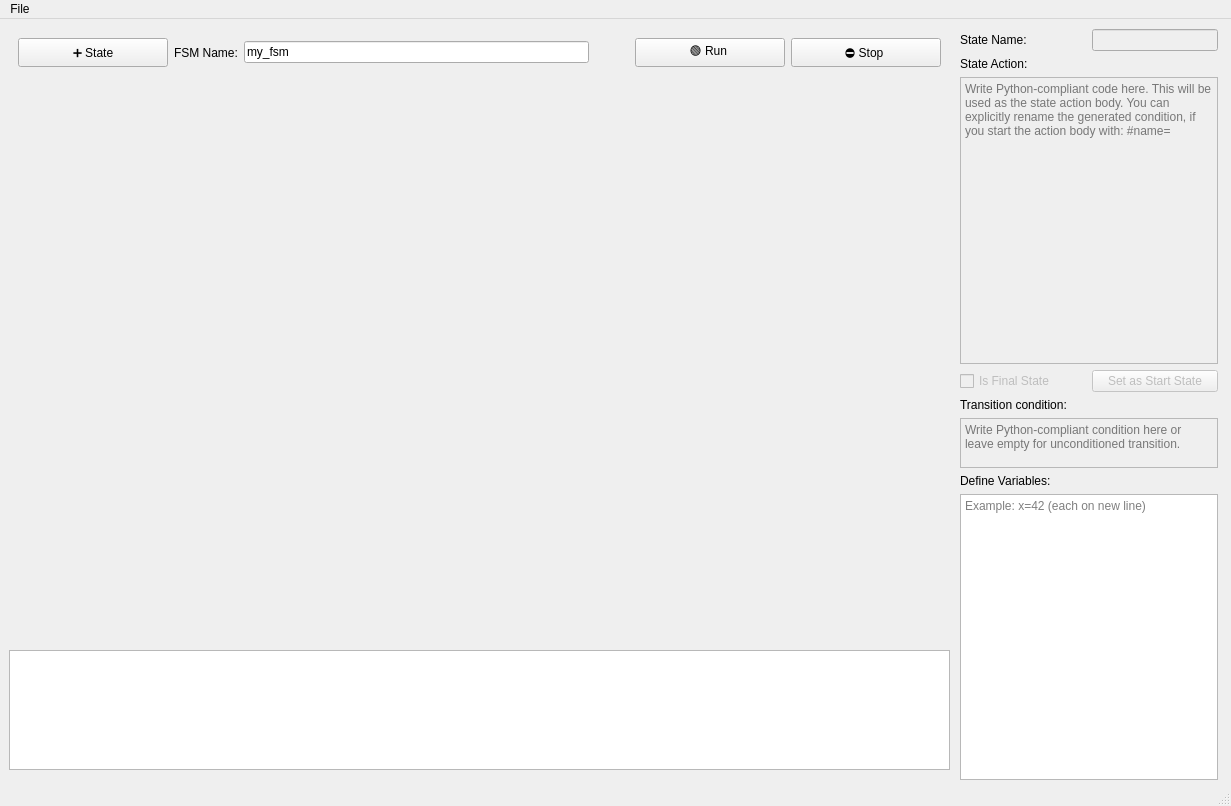
Qt form src/mainwindow.ui (JosefAmbruz/ICP-projekt) before a commit.
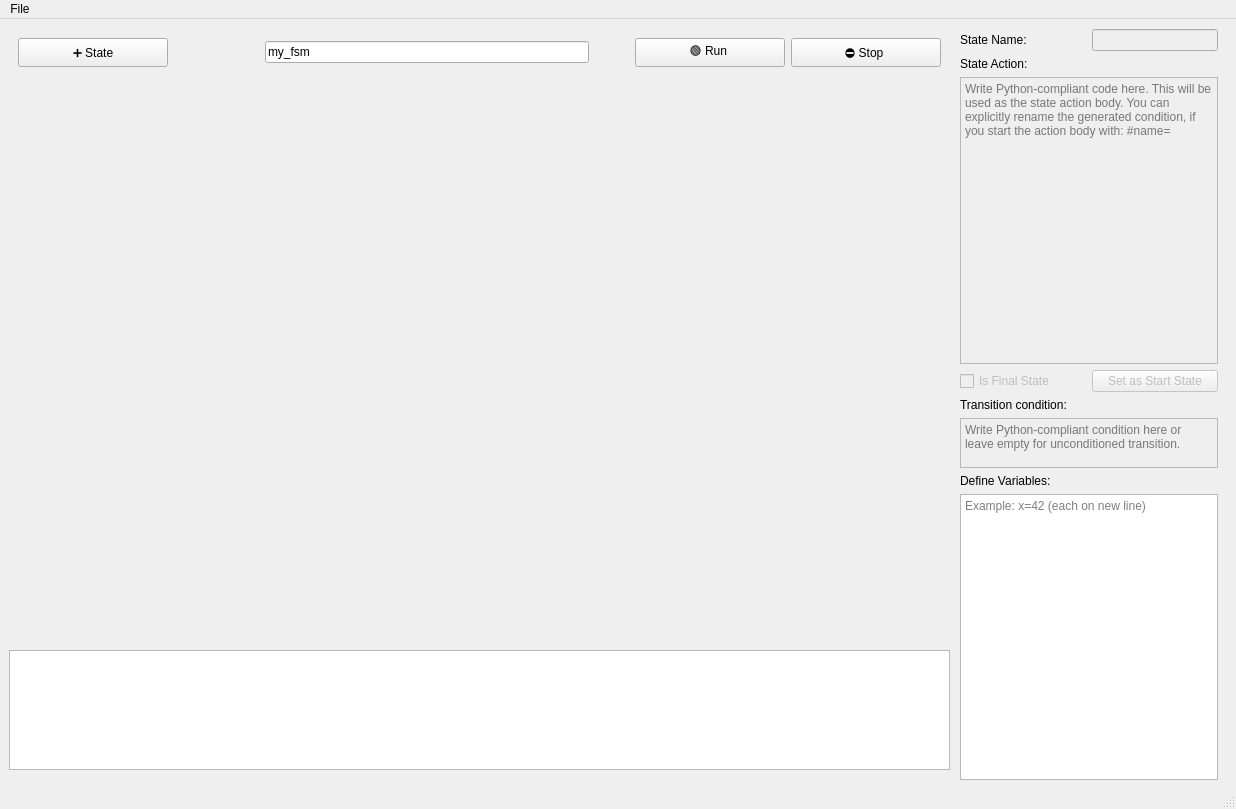
The same form after that commit.

```diff
--- a/src/mainwindow.ui
+++ b/src/mainwindow.ui
@@ -6,8 +6,8 @@
    <rect>
     <x>0</x>
     <y>0</y>
-    <width>1231</width>
-    <height>806</height>
+    <width>1236</width>
+    <height>809</height>
    </rect>
   </property>
   <property name="windowTitle">
@@ -213,9 +213,18 @@
          </widget>
         </item>
         <item>
-         <widget class="QLabel" name="label_4">
+         <widget class="QLabel" name="label_currentState">
+          <property name="minimumSize">
+           <size>
+            <width>85</width>
+            <height>25</height>
+           </size>
+          </property>
+          <property name="autoFillBackground">
+           <bool>true</bool>
+          </property>
           <property name="text">
-           <string>FSM Name:</string>
+           <string> </string>
           </property>
          </widget>
         </item>
@@ -335,7 +344,7 @@
     <rect>
      <x>0</x>
      <y>0</y>
-     <width>1231</width>
+     <width>1236</width>
      <height>22</height>
     </rect>
    </property>
```
